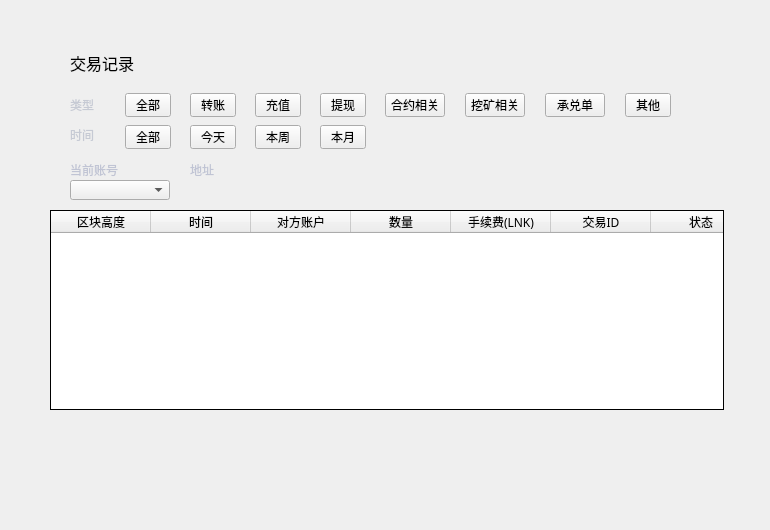
Above: alltransactionwidget.ui from HcashOrg/hx-indicator before the change. Below: the same form after it.
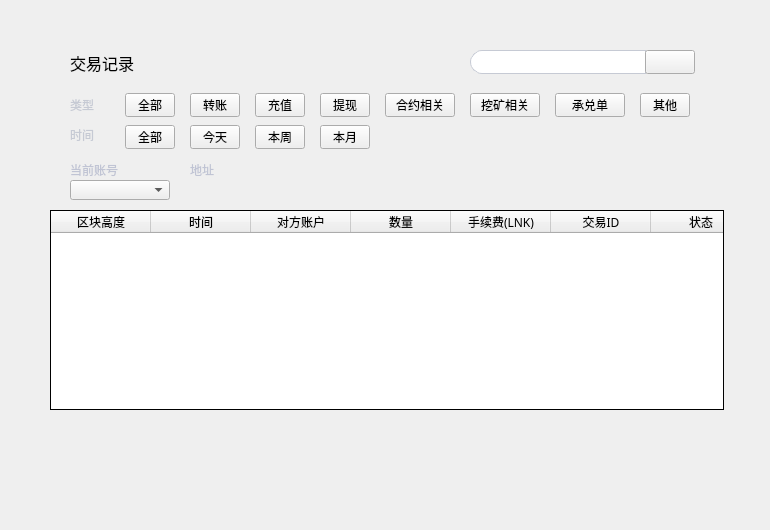
That is the form after the change. Icons and pictures are not drawn.

```diff
--- a/alltransactionwidget.ui
+++ b/alltransactionwidget.ui
@@ -75,7 +75,7 @@
     <rect>
      <x>125</x>
      <y>93</y>
-     <width>46</width>
+     <width>50</width>
      <height>24</height>
     </rect>
    </property>
@@ -94,7 +94,7 @@
     <rect>
      <x>190</x>
      <y>93</y>
-     <width>46</width>
+     <width>50</width>
      <height>24</height>
     </rect>
    </property>
@@ -113,7 +113,7 @@
     <rect>
      <x>255</x>
      <y>93</y>
-     <width>46</width>
+     <width>50</width>
      <height>24</height>
     </rect>
    </property>
@@ -132,7 +132,7 @@
     <rect>
      <x>320</x>
      <y>93</y>
-     <width>46</width>
+     <width>50</width>
      <height>24</height>
     </rect>
    </property>
@@ -151,7 +151,7 @@
     <rect>
      <x>385</x>
      <y>93</y>
-     <width>60</width>
+     <width>70</width>
      <height>24</height>
     </rect>
    </property>
@@ -168,9 +168,9 @@
   <widget class="QToolButton" name="typeOtherBtn">
    <property name="geometry">
     <rect>
-     <x>625</x>
+     <x>640</x>
      <y>93</y>
-     <width>46</width>
+     <width>50</width>
      <height>24</height>
     </rect>
    </property>
@@ -189,7 +189,7 @@
     <rect>
      <x>125</x>
      <y>125</y>
-     <width>46</width>
+     <width>50</width>
      <height>24</height>
     </rect>
    </property>
@@ -208,7 +208,7 @@
     <rect>
      <x>190</x>
      <y>125</y>
-     <width>46</width>
+     <width>50</width>
      <height>24</height>
     </rect>
    </property>
@@ -227,7 +227,7 @@
     <rect>
      <x>255</x>
      <y>125</y>
-     <width>46</width>
+     <width>50</width>
      <height>24</height>
     </rect>
    </property>
@@ -246,7 +246,7 @@
     <rect>
      <x>320</x>
      <y>125</y>
-     <width>46</width>
+     <width>50</width>
      <height>24</height>
     </rect>
    </property>
@@ -532,9 +532,9 @@
   <widget class="QToolButton" name="typeMineBtn">
    <property name="geometry">
     <rect>
-     <x>465</x>
+     <x>470</x>
      <y>93</y>
-     <width>60</width>
+     <width>70</width>
      <height>24</height>
     </rect>
    </property>
@@ -551,9 +551,9 @@
   <widget class="QToolButton" name="typeGuaranteeBtn">
    <property name="geometry">
     <rect>
-     <x>545</x>
+     <x>555</x>
      <y>93</y>
-     <width>60</width>
+     <width>70</width>
      <height>24</height>
     </rect>
    </property>
@@ -567,6 +567,40 @@
     <string>承兑单</string>
    </property>
   </widget>
+  <widget class="QLineEdit" name="searchLineEdit">
+   <property name="geometry">
+    <rect>
+     <x>470</x>
+     <y>50</y>
+     <width>176</width>
+     <height>24</height>
+    </rect>
+   </property>
+   <property name="styleSheet">
+    <string notr="true">border:1px solid rgb(198,202,212);border-top-left-radius:12px;border-bottom-left-radius:12px;
+color: rgb(198,202,212);padding: 0px 10px 0px 10px;
+font: 12px &quot;微软雅黑&quot;;</string>
+   </property>
+  </widget>
+  <widget class="QPushButton" name="searchBtn">
+   <property name="geometry">
+    <rect>
+     <x>645</x>
+     <y>50</y>
+     <width>50</width>
+     <height>24</height>
+    </rect>
+   </property>
+   <property name="cursor">
+    <cursorShape>PointingHandCursor</cursorShape>
+   </property>
+   <property name="styleSheet">
+    <string notr="true">border-image: url(:/ui/wallet_ui/searchBtn.png);</string>
+   </property>
+   <property name="text">
+    <string/>
+   </property>
+  </widget>
  </widget>
  <resources/>
  <connections/>
```
